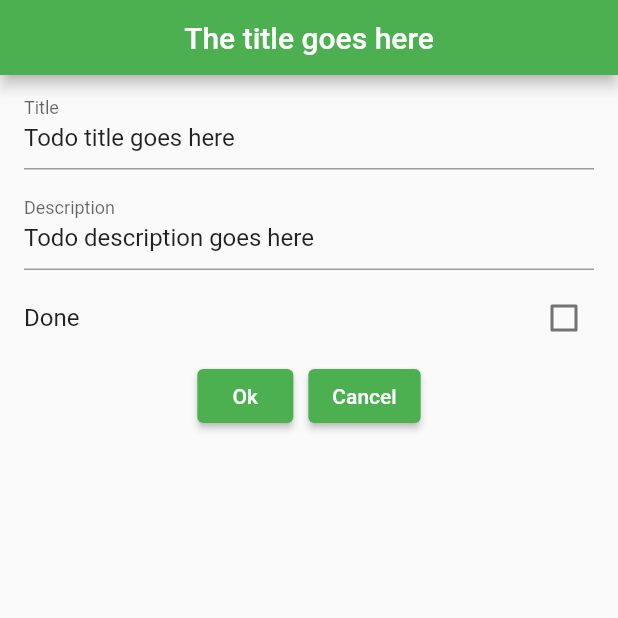
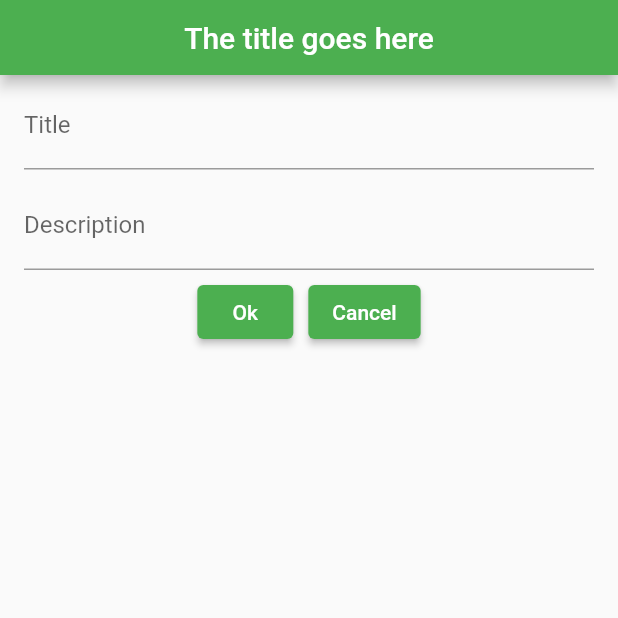
Before and after one commit to jellywiz/Mr.karzan_PairProgramming4, a Flutter app: the EditScreen screen opened by its route, on a phone screen of 412 x 824 dp, the top half of it. Run offline on Flutter 3.47's test engine with Material 2 defaults, Android fonts, the phone set to English and light mode, and no system bars; accounts and stored records are empty.

Commit message:
edit folder complete in screen folder

```diff
--- a/lib/screens/edit/body.dart
+++ b/lib/screens/edit/body.dart
@@ -16,6 +16,7 @@
 //        b. Cancel the changes - i.e. when the 'Cancel' button is tapped on.
 //-----------------------------------------------------------------------------------------------------------------------------
 
+import 'package:exercise3/models/todo.dart';
 import 'package:flutter/material.dart';
 
 import 'edit_screen.dart';
@@ -27,24 +28,61 @@ class Body extends StatelessWidget {
 
   @override
   Widget build(BuildContext context) {
+    return _buildListView(context);
+  }
+
+  ListView _buildListView(BuildContext context) {
+    print('check = ${_state.isEdit}');
+    if (_state.isEdit == true) {
       return ListView(
         children: [
           _buildTextLisTile(
               label: 'Title',
-            value: 'Todo title goes here',
-            onChanged: (value) {}),
+              value: _state.data.title,
+              onChanged: (value) => _state.data.title = value),
           _buildTextLisTile(
               label: 'Description',
-            value: 'Todo description goes here',
-            onChanged: (value) {}),
-        CheckboxListTile(
-          value: false,
-          onChanged: (value) {},
-          title: Text('Done'),
-        ),
+              value: _state.data.description,
+              onChanged: (value) => _state.data.description = value),
+          _checkBoxList(),
           _buildButtons(context)
         ],
       );
+    } else {
+      return ListView(
+        children: [
+          _buildTextLisTile(
+              label: 'Title',
+              value: _state.title,
+              onChanged: (value) => _state.title = value),
+          _buildTextLisTile(
+              label: 'Description',
+              value: _state.description,
+              onChanged: (value) => _state.description = value),
+          _checkBoxList(),
+          _buildButtons(context)
+        ],
+      );
+    }
+  }
+
+  Center _checkBoxList() {
+    if (_state.isEdit == true) {
+      return Center(
+        child: CheckboxListTile(
+          value: _state.data.done,
+          onChanged: (value) {
+            _state.data.done == false
+                ? _state.data.done = true
+                : _state.data.done = false;
+            print(_state.data.done);
+          },
+          title: Text('Done'),
+        ),
+      );
+    } else {
+      return Center();
+    }
   }
 
   ListTile _buildTextLisTile({label, value, onChanged}) {
@@ -65,14 +103,39 @@ class Body extends StatelessWidget {
       children: [
         ElevatedButton(
           child: Text('Ok'),
-          onPressed: () {},
+          onPressed: () => _okPress(context),
         ),
         SizedBox(width: 10.0),
         ElevatedButton(
           child: Text('Cancel'),
-          onPressed: () {},
+          onPressed: () {
+            Navigator.pop(context);
+          },
         ),
       ],
     );
   }
+
+  void _okPress(BuildContext context) async {
+    if (_state.isEdit == false) {
+      if (_state.title != null && _state.description != null) {
+        return Navigator.pop(context,
+            Todo(title: _state.title, description: _state.description));
+      } else {
+        return Navigator.pop(context);
       }
+    } else {
+      if (_state.title != null && _state.description != null) {
+        return Navigator.pop(
+            context,
+            Todo(
+                title: _state.data.title,
+                description: _state.data.description,
+                done: _state.data.done,
+                user: _state.data.user));
+      } else {
+        return Navigator.pop(context);
+      }
+    }
+  }
+}
```
Lines whose indentation alone changed are shown as unchanged.
